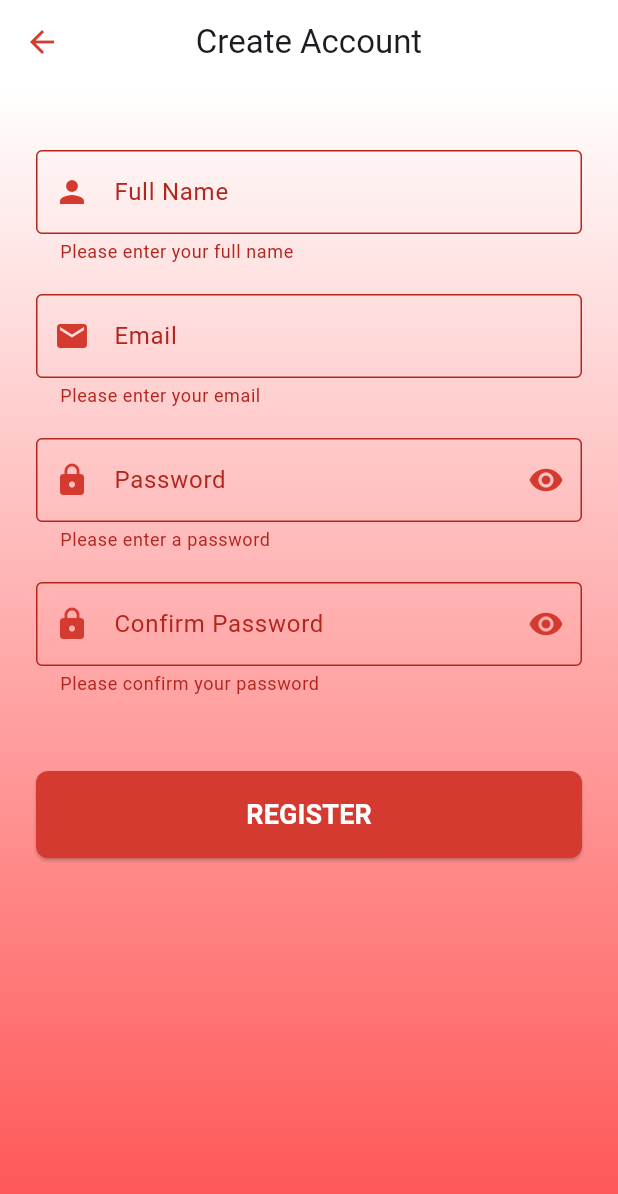
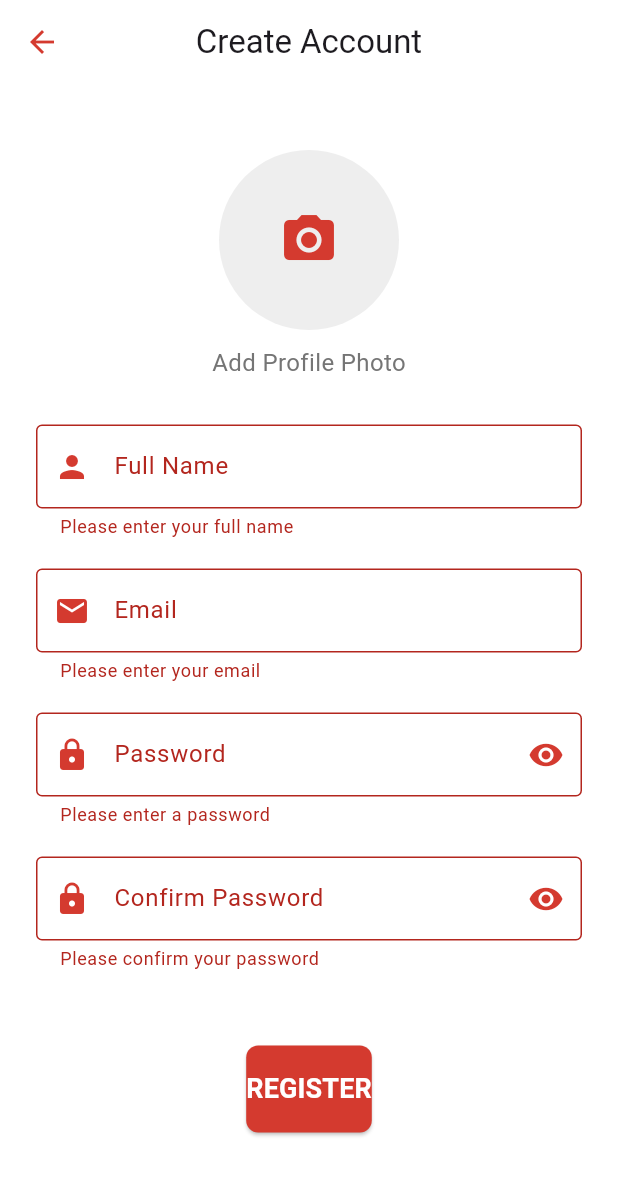
Before and after one commit to sa3eed24/hedeya, a Flutter app: the RegisterPage screen opened by its route, after a tap on "REGISTER", on a phone screen of 412 x 824 dp. Shown: the top 1194 px of the screen. Run offline on Flutter 3.47's test engine with Material 3 defaults, Android fonts, the phone set to English and light mode, and no system bars; our stand-ins replace cloud_firestore, firebase_auth, firebase_core, firebase_storage, image_picker, lottie; missing offline and left inert: barcode_scan2; accounts and stored records are empty.

Commit message:
mn elsa3eed llkarim alfr3on gahz ll27tfal

```diff
--- a/lib/main.dart
+++ b/lib/main.dart
@@ -48,8 +48,8 @@ class MyApp extends StatelessWidget {
         '/giftlist': (context) => const GiftList(),
         '/addgift': (context) => AddGift(),
         '/pledgedgifts': (context) => PledgedGifts(
-              gifts: [], // Pass the list of gifts here
-            ),
+          gifts: [], // Pass the list of gifts here
+        ),
       },
     );
   }
--- a/lib/screens/home_screen.dart
+++ b/lib/screens/home_screen.dart
@@ -1,4 +1,3 @@
-// lib/screens/home_screen.dart
 import 'package:flutter/material.dart';
 import 'package:cloud_firestore/cloud_firestore.dart';
 import 'package:hedeya/screens/giftlist.dart';
--- a/lib/screens/register_page.dart
+++ b/lib/screens/register_page.dart
@@ -1,7 +1,10 @@
+import 'dart:io';
 import 'package:flutter/material.dart';
 import 'package:firebase_auth/firebase_auth.dart';
 import 'package:cloud_firestore/cloud_firestore.dart';
+import 'package:firebase_storage/firebase_storage.dart';
 import 'package:firebase_core/firebase_core.dart';
+import 'package:image_picker/image_picker.dart';
 
 class RegisterPage extends StatefulWidget {
   const RegisterPage({super.key});
@@ -16,11 +19,28 @@ class _RegisterPageState extends State<RegisterPage> {
   final _passwordController = TextEditingController();
   final _confirmPasswordController = TextEditingController();
   final _nameController = TextEditingController();
+  final ImagePicker _picker = ImagePicker();
 
   bool _isLoading = false;
   String? _errorMessage;
   bool _obscurePassword = true;
   bool _obscureConfirmPassword = true;
+  File? _selectedImage;
+
+  Future<void> _pickImage() async {
+    try {
+      final XFile? image = await _picker.pickImage(source: ImageSource.gallery);
+      if (image != null) {
+        setState(() {
+          _selectedImage = File(image.path);
+        });
+      }
+    } catch (e) {
+      setState(() {
+        _errorMessage = 'Failed to pick image: ${e.toString()}';
+      });
+    }
+  }
 
   Future<void> _registerUser() async {
     if (!_formKey.currentState!.validate()) return;
@@ -36,10 +56,12 @@ class _RegisterPageState extends State<RegisterPage> {
     });
 
     try {
+      // First check if Firebase is initialized
       if (!Firebase.apps.isNotEmpty) {
         throw Exception('Firebase not initialized. Please restart the app.');
       }
 
+      // Create user with email and password
       final credential = await FirebaseAuth.instance
           .createUserWithEmailAndPassword(
         email: _emailController.text.trim(),
@@ -47,12 +69,25 @@ class _RegisterPageState extends State<RegisterPage> {
       )
           .timeout(const Duration(seconds: 30));
 
+      // Upload image if selected
+      String? imageUrl;
+      if (_selectedImage != null) {
+        final ref = FirebaseStorage.instance
+            .ref()
+            .child('user_images')
+            .child('${credential.user!.uid}.jpg');
+        await ref.putFile(_selectedImage!);
+        imageUrl = await ref.getDownloadURL();
+      }
+
+      // Save user data to Firestore
       await FirebaseFirestore.instance
           .collection('users')
           .doc(credential.user!.uid)
           .set({
         'name': _nameController.text.trim(),
         'email': _emailController.text.trim(),
+        'profileImage': imageUrl,
         'createdAt': FieldValue.serverTimestamp(),
         'uid': credential.user!.uid,
       });
@@ -115,25 +150,45 @@ class _RegisterPageState extends State<RegisterPage> {
         title: const Text('Create Account'),
         centerTitle: true,
       ),
-      body: Container(
-        width: double.infinity,
-        height: double.infinity,
-        decoration: const BoxDecoration(
-          gradient: LinearGradient(
-            begin: Alignment.topCenter,
-            end: Alignment.bottomCenter,
-            colors: [Colors.white, Colors.redAccent],
-          ),
-        ),
-        child: SingleChildScrollView(
+      body: SingleChildScrollView(
         child: Padding(
           padding: const EdgeInsets.all(24.0),
           child: Form(
             key: _formKey,
             child: Column(
-                crossAxisAlignment: CrossAxisAlignment.stretch,
+              crossAxisAlignment: CrossAxisAlignment.center,
               children: [
                 const SizedBox(height: 20),
+
+                // Profile Image Picker
+                GestureDetector(
+                  onTap: _pickImage,
+                  child: CircleAvatar(
+                    radius: 60,
+                    backgroundColor: Colors.grey[200],
+                    backgroundImage: _selectedImage != null
+                        ? FileImage(_selectedImage!)
+                        : null,
+                    child: _selectedImage == null
+                        ? const Icon(
+                      Icons.camera_alt,
+                      size: 40,
+                      color: Color(0xFFD43A2F),
+                    )
+                        : null,
+                  ),
+                ),
+                const SizedBox(height: 10),
+                Text(
+                  'Add Profile Photo',
+                  style: TextStyle(
+                    color: Colors.grey[600],
+                    fontSize: 16,
+                  ),
+                ),
+                const SizedBox(height: 30),
+
+                // Full Name Field
                 TextFormField(
                   controller: _nameController,
                   decoration: const InputDecoration(
@@ -153,6 +208,8 @@ class _RegisterPageState extends State<RegisterPage> {
                   },
                 ),
                 const SizedBox(height: 20),
+
+                // Email Field
                 TextFormField(
                   controller: _emailController,
                   keyboardType: TextInputType.emailAddress,
@@ -173,6 +230,8 @@ class _RegisterPageState extends State<RegisterPage> {
                   },
                 ),
                 const SizedBox(height: 20),
+
+                // Password Field
                 TextFormField(
                   controller: _passwordController,
                   obscureText: _obscurePassword,
@@ -200,6 +259,8 @@ class _RegisterPageState extends State<RegisterPage> {
                   },
                 ),
                 const SizedBox(height: 20),
+
+                // Confirm Password Field
                 TextFormField(
                   controller: _confirmPasswordController,
                   obscureText: _obscureConfirmPassword,
@@ -227,6 +288,8 @@ class _RegisterPageState extends State<RegisterPage> {
                   },
                 ),
                 const SizedBox(height: 30),
+
+                // Error Message
                 if (_errorMessage != null)
                   Container(
                     padding: const EdgeInsets.all(12),
@@ -241,6 +304,8 @@ class _RegisterPageState extends State<RegisterPage> {
                     ),
                   ),
                 const SizedBox(height: 20),
+
+                // Register Button
                 ElevatedButton(
                   onPressed: _isLoading ? null : _registerUser,
                   style: ElevatedButton.styleFrom(
@@ -273,7 +338,6 @@ class _RegisterPageState extends State<RegisterPage> {
           ),
         ),
       ),
-      ),
     );
   }
 }
--- a/pubspec.yaml
+++ b/pubspec.yaml
@@ -45,13 +45,13 @@ dependencies:
 dev_dependencies:
   flutter_test:
     sdk: flutter
+  flutter_lints: ^4.0.0
 
   # The "flutter_lints" package below contains a set of recommended lints to
   # encourage good coding practices. The lint set provided by the package is
   # activated in the `analysis_options.yaml` file located at the root of your
   # package. See that file for information about deactivating specific lint
   # rules and activating additional ones.
-  flutter_lints: ^5.0.0
 
 # For information on the generic Dart part of this file, see the
 # following page: https://dart.dev/tools/pub/pubspec
```
Also changed, not shown: lib/screens/splash_screen.dart (indentation only), pubspec.lock, 2 other files. Lines whose indentation alone changed are shown as unchanged.
